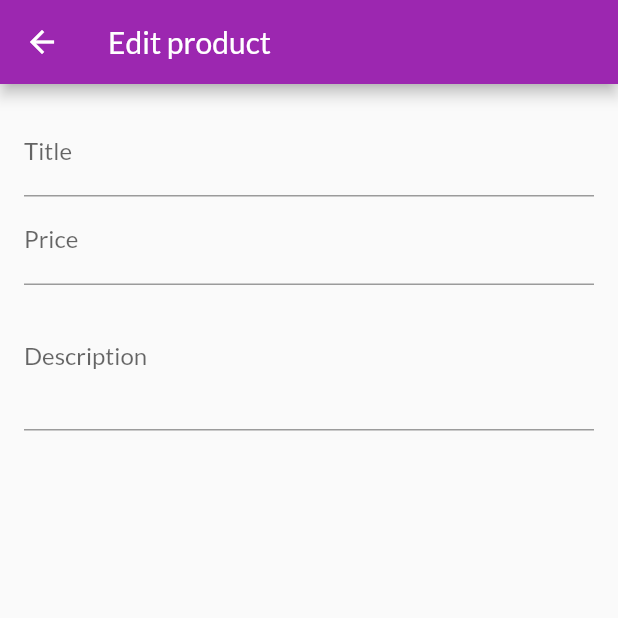
After one commit to Tamir198/Mini-shop-app, a Flutter app: the EditProductScreen screen opened by its route, on a phone screen of 412 x 824 dp, the top half of it. The commit adds this screen. Run offline on Flutter 3.47's test engine with Material 2 defaults, Android fonts, the phone set to English and light mode, and no system bars; network calls fail.

Commit message:
Adding "edit product screen"

```diff
--- a/Mini-shop-app/lib/main.dart
+++ b/Mini-shop-app/lib/main.dart
@@ -1,5 +1,6 @@
 import 'package:flutter/material.dart';
 import 'package:provider/provider.dart';
+import 'package:shop_app/screens/edit_product_screen.dart';
 
 import 'providers/cart_provider.dart';
 import 'providers/orders_provider.dart';
@@ -8,6 +9,7 @@ import 'providers/products_provider.dart';
 import 'screens/cart_screen.dart';
 import 'screens/orders_screen.dart';
 import 'screens/product_detail_screen.dart';
+import 'screens/user_products_screen.dart';
 import 'screens/product_overview_screen.dart';
 
 void main() => runApp(MyApp());
@@ -60,7 +62,9 @@ class MyApp extends StatelessWidget {
         routes: {
           ProductDetailScreen.routName: (context) => ProductDetailScreen(),
           CartScreen.routName: (context) => CartScreen(),
-          OrdersScreen.routName: (context) => OrdersScreen()
+          OrdersScreen.routName: (context) => OrdersScreen(),
+          UserProductScreen.routName: (context) => UserProductScreen(),
+          EditProductScreen.routName: (context) => EditProductScreen(),
         },
       ),
     );
--- /dev/null
+++ b/Mini-shop-app/lib/screens/edit_product_screen.dart
@@ -0,0 +1,60 @@
+import 'package:flutter/material.dart';
+
+class EditProductScreen extends StatefulWidget {
+  static const String routName = "EditProductScreenRout";
+
+  @override
+  _EditProductScreenState createState() => _EditProductScreenState();
+}
+
+class _EditProductScreenState extends State<EditProductScreen> {
+  FocusNode _priceFocusNode = FocusNode();
+  FocusNode _descriptionFocusNode = FocusNode();
+
+  //Focus nodes must be cleared or they will stay in memory
+  @override
+  void dispose() {
+    _priceFocusNode.dispose();
+    _descriptionFocusNode.dispose();
+    super.dispose();
+  }
+
+  @override
+  Widget build(BuildContext context) {
+    return Scaffold(
+      appBar: AppBar(title: Text("Edit product")),
+      body: Padding(
+        padding: const EdgeInsets.all(16.0),
+        child: Form(
+          child: ListView(
+            children: <Widget>[
+              TextFormField(
+                decoration: InputDecoration(labelText: "Title"),
+                //What icon will be displayed on the bottom of the soft keyboard
+                textInputAction: TextInputAction.next,
+                onFieldSubmitted: (value) {
+                  //When the next button in keyboard is pressed change the focus to another text input
+                  FocusScope.of(context).requestFocus(_priceFocusNode);
+                },
+              ),
+              TextFormField(
+                decoration: InputDecoration(labelText: "Price"),
+                textInputAction: TextInputAction.next,
+                keyboardType: TextInputType.number,
+                focusNode: _priceFocusNode,
+                onFieldSubmitted: (value) {
+                  FocusScope.of(context).requestFocus(_descriptionFocusNode);
+                },
+              ),
+              TextFormField(
+                  decoration: InputDecoration(labelText: "Description"),
+                  maxLines: 3,
+                  keyboardType: TextInputType.multiline,
+                  focusNode: _descriptionFocusNode),
+            ],
+          ),
+        ),
+      ),
+    );
+  }
+}
--- a/Mini-shop-app/lib/widgets/custom_drawer/drawer_widget.dart
+++ b/Mini-shop-app/lib/widgets/custom_drawer/drawer_widget.dart
@@ -1,5 +1,6 @@
 import 'package:flutter/cupertino.dart';
 import 'package:flutter/material.dart';
+import 'package:shop_app/screens/user_products_screen.dart';
 
 import '../../screens/orders_screen.dart';
 import 'drawer_item_widget.dart';
@@ -17,7 +18,9 @@ class AppDrawerWidget extends StatelessWidget {
         Divider(),
         DrawerItem(routName: '/', title: "shop", icon: Icon(Icons.shop)),
         Divider(),
-        DrawerItem(routName: OrdersScreen.routName, title: "Orders", icon: Icon(Icons.payment),),
+        DrawerItem(routName: OrdersScreen.routName, title: "Orders", icon: Icon(Icons.payment)),
+        Divider(),
+        DrawerItem(routName: UserProductScreen.routName, title: "Manage products", icon: Icon(Icons.edit)),
 
       ],),
     );
--- /dev/null
+++ b/Mini-shop-app/lib/widgets/user_product_item.dart
@@ -0,0 +1,26 @@
+import 'package:flutter/material.dart';
+
+class UserProductItem extends StatelessWidget {
+  final String title, imageUrl;
+
+  UserProductItem({@required this.title, @required this.imageUrl});
+
+  @override
+  Widget build(BuildContext context) {
+    return ListTile(
+      title: Text(title),
+      leading: CircleAvatar(
+        backgroundImage: NetworkImage(imageUrl)
+      ),
+      trailing: Container(
+        width: 100,
+        child: Row(children: <Widget>[
+          IconButton(icon: Icon(Icons.edit), onPressed: () {  },  color: Theme.of(context).primaryColor),
+          IconButton(icon: Icon(Icons.delete), onPressed: () {  }, color: Theme.of(context).errorColor,)
+        ],
+
+        ),
+      ),
+    );
+  }
+}
```
Also changed, not shown: Mini-shop-app/lib/screens/user_products_screen.dart (added, +44 -0 lines).
